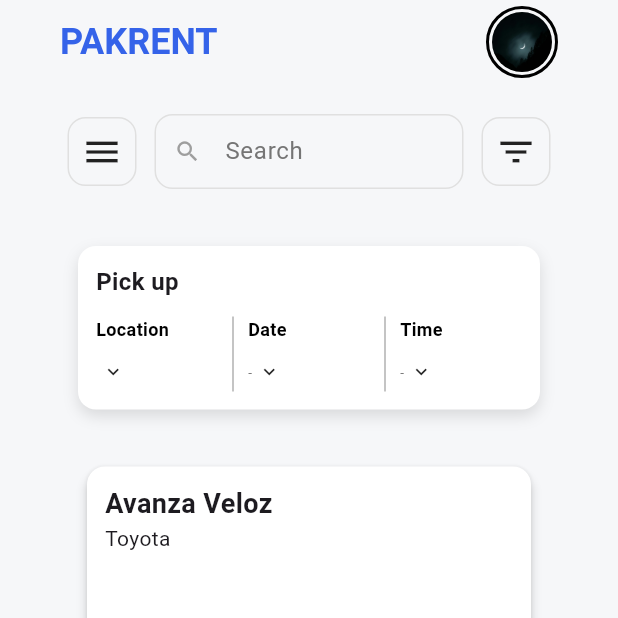
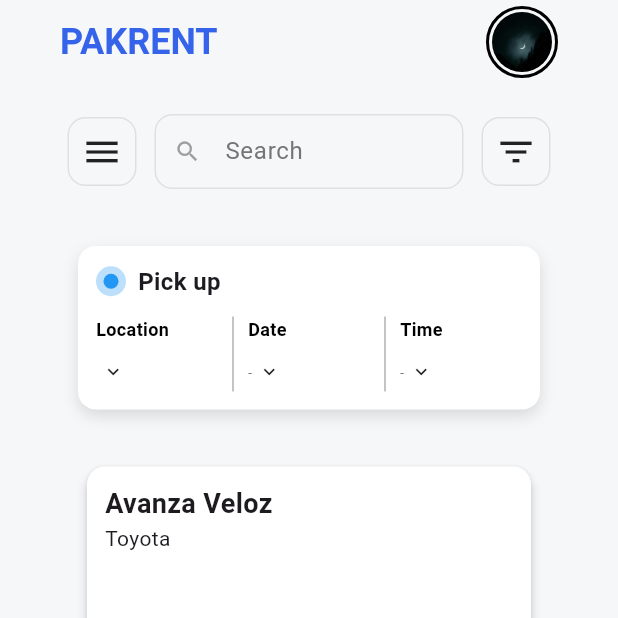
Before and after one commit to MRamadhan000/rentCar_RPL, a Flutter app: the screen it shows after launch, on a phone screen of 412 x 824 dp, the top half of it. Run offline on Flutter 3.47's test engine with Material 3 defaults, Android fonts, the phone set to English and light mode, and no system bars.

Commit message:
add colour for label pickup

```diff
--- a/lib/widget/pickup_section.dart
+++ b/lib/widget/pickup_section.dart
@@ -38,10 +38,36 @@ class PickupSection extends StatelessWidget {
       child: Column(
         crossAxisAlignment: CrossAxisAlignment.start,
         children: [
-          const Text(
-            'Pick up',
-            style: TextStyle(fontWeight: FontWeight.bold, fontSize: 16),
+          Row(
+            mainAxisSize: MainAxisSize.min,
+            children: [
+              Container(
+                width: 20, // ukuran container luar (outline)
+                height: 20,
+                decoration: BoxDecoration(
+                  color: Colors.blue.withOpacity(0.3), // warna outline (pudar)
+                  shape: BoxShape.circle,
+                ),
+                child: Center(
+                  child: Container(
+                    width: 10, // ukuran lingkaran dalam (isi solid)
+                    height: 10,
+                    decoration: const BoxDecoration(
+                      color: Colors.blue, // warna isi solid
+                      shape: BoxShape.circle,
+                    ),
+                  ),
+                ),
+              ),
+
+              const SizedBox(width: 8), // jarak antara lingkaran dan tulisan
+              const Text(
+                'Pick up',
+                style: TextStyle(fontWeight: FontWeight.bold, fontSize: 16),
+              ),
+            ],
           ),
+
           const SizedBox(height: 12),
           IntrinsicHeight(
             child: Row(
@@ -57,19 +83,13 @@ class PickupSection extends StatelessWidget {
                   width: 20,
                   color: Colors.grey,
                 ),
-                DatePicker(
-                  date: date,
-                  onPickDate: onPickDate,
-                ),
+                DatePicker(date: date, onPickDate: onPickDate),
                 const VerticalDivider(
                   thickness: 0.8,
                   width: 20,
                   color: Colors.grey,
                 ),
-                TimePicker(
-                  time: time,
-                  onPickTime: onPickTime,
-                ),
+                TimePicker(time: time, onPickTime: onPickTime),
               ],
             ),
           ),
```
